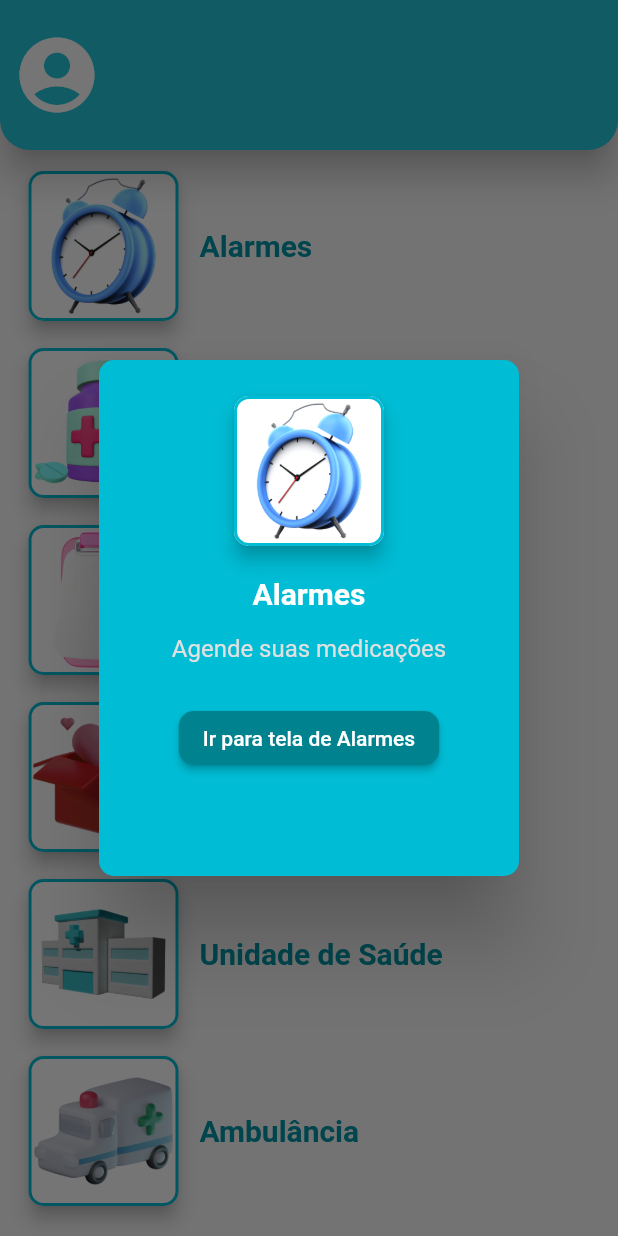
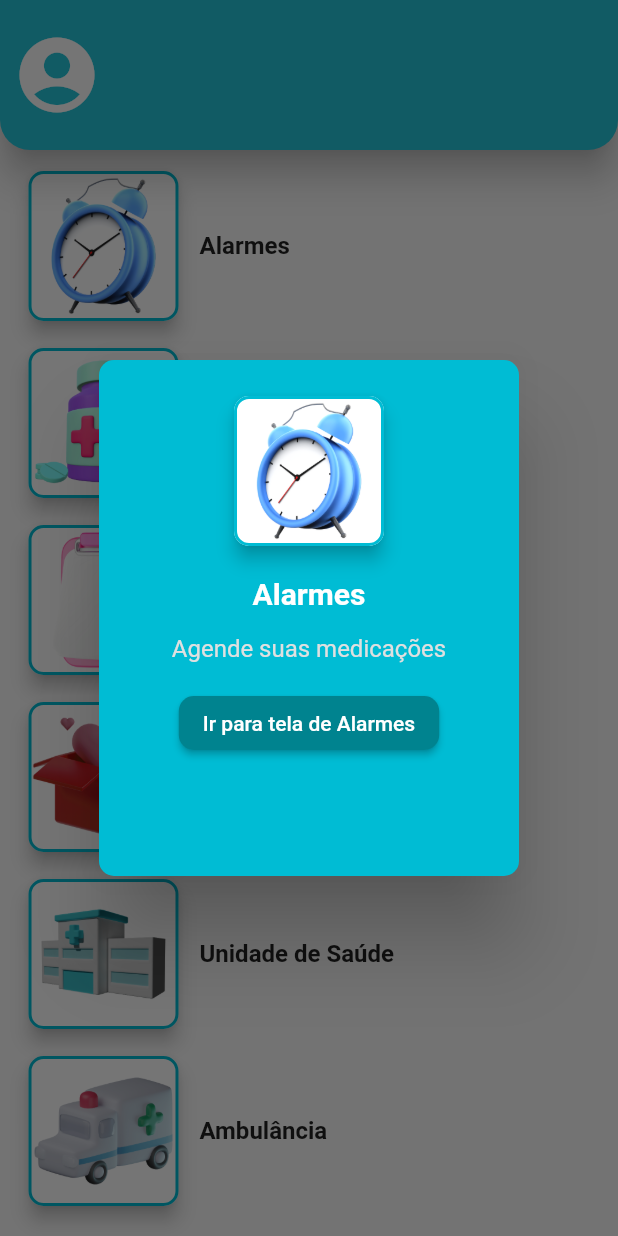
Before and after one commit to nathylla5/-Sa-de-Digital, a Flutter app: the MenuView screen opened directly, after a tap on "Alarmes", on a phone screen of 412 x 824 dp. Run offline on Flutter 3.47's test engine with Material 2 defaults, Android fonts, the phone set to English and light mode, and no system bars.

Commit message:
Pastas Organizadas CHECK

```diff
--- /dev/null
+++ b/lib/db/db.dart
@@ -0,0 +1,5 @@
+/*import 'package:sqflite/sqflite.dart';
+class DB {
+
+  var db = await openDatabase('my_db.db');
+}*/
--- a/lib/main.dart
+++ b/lib/main.dart
@@ -1,5 +1,5 @@
 import 'package:flutter/material.dart';
-import 'package:flutter_application_2/main_page.dart';
+import 'package:flutter_application_2/pages/main_page.dart';
 
 void main() => runApp(const MyApp());
 
--- a/lib/donations_page.dart
+++ b/lib/pages/donations_page.dart
@@ -1,5 +1,5 @@
 import 'package:flutter/material.dart';
-import 'package:flutter_application_2/menu_page.dart';
+import 'package:flutter_application_2/pages/menu_page.dart';
 
 class DonationsView extends StatefulWidget {
   const DonationsView({Key? key}) : super(key: key);
--- a/lib/login_page.dart
+++ b/lib/pages/login_page.dart
@@ -1,6 +1,6 @@
 import 'package:flutter/material.dart';
-import 'package:flutter_application_2/menu_page.dart';
-import 'package:flutter_application_2/register_page.dart';
+import 'package:flutter_application_2/pages/menu_page.dart';
+import 'package:flutter_application_2/pages/register_page.dart';
 
 class LoginPage extends StatefulWidget {
   const LoginPage({Key? key}) : super(key: key);
--- a/lib/main_page.dart
+++ b/lib/pages/main_page.dart
@@ -1,5 +1,5 @@
 import 'package:flutter/material.dart';
-import 'package:flutter_application_2/login_page.dart';
+import 'package:flutter_application_2/pages/login_page.dart';
 
 class MainPage extends StatefulWidget {
   const MainPage({Key? key}) : super(key: key);
--- a/lib/menu_page.dart
+++ b/lib/pages/menu_page.dart
@@ -1,7 +1,7 @@
 import 'package:flutter/material.dart';
-import 'package:flutter_application_2/alarm_page.dart';
-import 'package:flutter_application_2/donations_page.dart';
-import 'package:flutter_application_2/profile_page.dart';
+import 'package:flutter_application_2/pages/alarm_page.dart';
+import 'package:flutter_application_2/pages/donations_page.dart';
+import 'package:flutter_application_2/pages/login_page.dart';
 
 final constNames = [
   'Alarmes',
@@ -34,11 +34,7 @@ class _MenuViewState extends State<MenuView> {
             borderRadius: BorderRadius.vertical(bottom: Radius.circular(20))),
         leading: IconButton(
             iconSize: 60,
-            onPressed: () {
-              Navigator.of(context).push(
-                MaterialPageRoute(builder: (context) => ProfileView()),
-              );
-            },
+            onPressed: () {},
             icon: const Icon(
               Icons.account_circle,
             )),
@@ -59,7 +55,7 @@ class _MenuViewState extends State<MenuView> {
           buildButton(
               backgroundColor: backgroundColor,
               urlImage: 'assets/remedio.png',
-              nextPage: MenuView(),
+              nextPage: LoginPage(),
               text: 'Remédios',
               page: constNames[1],
               primaryText: constNames[1],
@@ -68,7 +64,7 @@ class _MenuViewState extends State<MenuView> {
           buildButton(
               backgroundColor: backgroundColor,
               urlImage: 'assets/tabela_lista.png',
-              nextPage: MenuView(),
+              nextPage: LoginPage(),
               text: 'Tabela',
               page: constNames[2],
               primaryText: constNames[2],
@@ -86,7 +82,7 @@ class _MenuViewState extends State<MenuView> {
           buildButton(
               backgroundColor: backgroundColor,
               urlImage: 'assets/unidade_saude.png',
-              nextPage: MenuView(),
+              nextPage: LoginPage(),
               text: 'Unidade de Saúde',
               page: constNames[4],
               primaryText: constNames[4],
@@ -95,7 +91,7 @@ class _MenuViewState extends State<MenuView> {
           buildButton(
               backgroundColor: backgroundColor,
               urlImage: 'assets/ambulancia.png',
-              nextPage: MenuView(),
+              nextPage: LoginPage(),
               text: 'Ambulância',
               page: constNames[5],
               primaryText: constNames[5],
@@ -140,10 +136,10 @@ class _MenuViewState extends State<MenuView> {
           Expanded(
             child: Text(
               text,
-              style: TextStyle(
-                  fontSize: 20,
-                  fontWeight: FontWeight.bold,
-                  color: Colors.cyan[700]),
+              style: const TextStyle(
+                fontSize: 16,
+                fontWeight: FontWeight.bold,
+              ),
             ),
           ),
         ],
@@ -190,7 +186,7 @@ class _MenuViewState extends State<MenuView> {
           shape: RoundedRectangleBorder(
             borderRadius: BorderRadius.circular(10),
           ),
-          content: SizedBox(
+          content: Container(
             height: 300,
             child: Column(
               mainAxisSize: MainAxisSize.min,
@@ -198,13 +194,13 @@ class _MenuViewState extends State<MenuView> {
                 buildCardImage(urlImage: urlImage),
                 const SizedBox(height: 16),
                 Text(primaryText,
-                    style: const TextStyle(
+                    style: TextStyle(
                         color: Colors.white,
                         fontWeight: FontWeight.bold,
                         fontSize: 20)),
                 const SizedBox(height: 16),
                 Text(secondText, style: TextStyle(color: Colors.grey[300])),
-                const SizedBox(height: 26),
+                const SizedBox(height: 16),
                 ButtonTheme(
                   minWidth: 300,
                   height: 150,
@@ -221,11 +217,11 @@ class _MenuViewState extends State<MenuView> {
                         ),
                       ),
                       backgroundColor: MaterialStateProperty.all<Color>(
-                          const Color.fromRGBO(0, 131, 143, 1)),
+                          Color.fromRGBO(0, 131, 143, 1)),
                     ),
                     child: Text(
                       'Ir para tela de ' + page,
-                      style: const TextStyle(
+                      style: TextStyle(
                         color: Colors.white,
                       ),
                     ),
--- a/lib/register_page.dart
+++ b/lib/pages/register_page.dart
@@ -68,6 +68,7 @@ class _RegisterViewState extends State<RegisterView> {
                       fillColor: const Color(0xFFA4D8E5),
                       iconColor: Colors.white,
                       labelText: 'Senha',
+                      obscureText: true,
                       labelColor: Colors.white),
                   SizedBox(height: 10),
                   buildTextField(
@@ -116,11 +117,13 @@ class _RegisterViewState extends State<RegisterView> {
       required labelColor,
       required Color fillColor,
       required Color iconColor,
-      required IconData icon}) {
+      required IconData icon,
+      bool obscureText = false}) {
     return Container(
       height: 45,
       padding: EdgeInsets.symmetric(horizontal: 50),
       child: TextField(
+        obscureText: obscureText,
         onChanged: onChanged,
         style: TextStyle(color: Colors.white, fontSize: 15),
         keyboardType: TextInputType.name,
--- a/pubspec.yaml
+++ b/pubspec.yaml
@@ -36,6 +36,7 @@ dependencies:
   cupertino_icons: ^1.0.2
 
   page_transition: "^2.0.9"
+  sqflite: "^2.0.0+3"
 
 dev_dependencies:
   flutter_test:
```
Also changed, not shown: lib/pages/register_profile_page.dart (added, +28 -0 lines), lib/pages/alarm_page.dart (renamed from lib/alarm_page.dart), lib/pages/profile_page.dart (renamed from lib/profile_page.dart), pubspec.lock.
